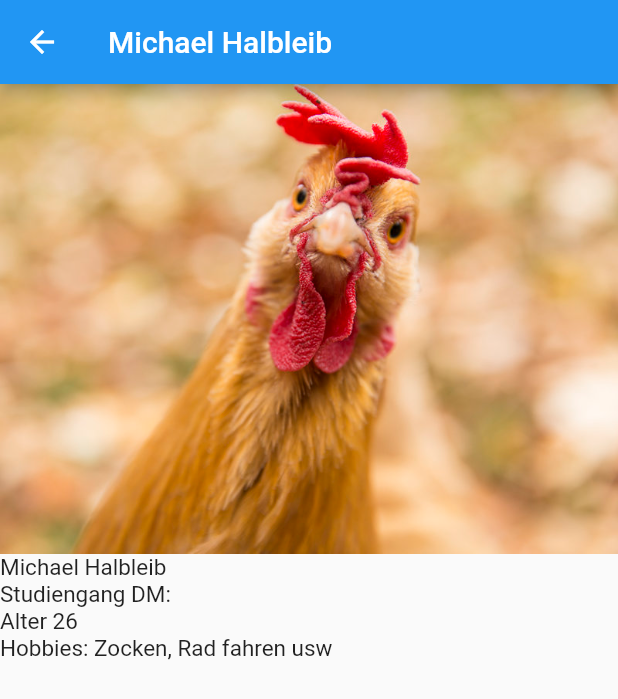
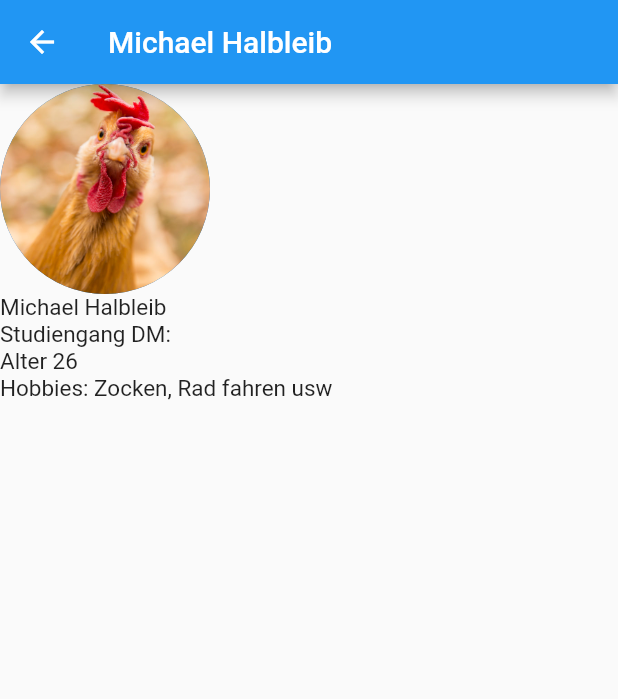
Before and after one commit to drmilde/kurs_2021_app, a Flutter app: the MichaelHalbleibScreen screen opened directly, on a phone screen of 412 x 824 dp. Shown: the top 699 px of the screen. Run offline on Flutter 3.47's test engine with Material 2 defaults, Android fonts, the phone set to English and light mode, and no system bars; our stand-ins replace google_fonts.

Commit message:
neues bild

```diff
--- a/lib/screens/michael_h_screen.dart
+++ b/lib/screens/michael_h_screen.dart
@@ -10,7 +10,10 @@ class MichaelHalbleibScreen extends StatelessWidget {
       body: Column(
         crossAxisAlignment: CrossAxisAlignment.start,
         children: [
-          Image.asset("assets/images/Huhn.jpg"),
+          CircleAvatar(
+            radius: 70,
+            backgroundImage: AssetImage("assets/images/Huhn.jpg"),
+          ),
           Text(
             "Michael Halbleib",
             style: TextStyle(
```
